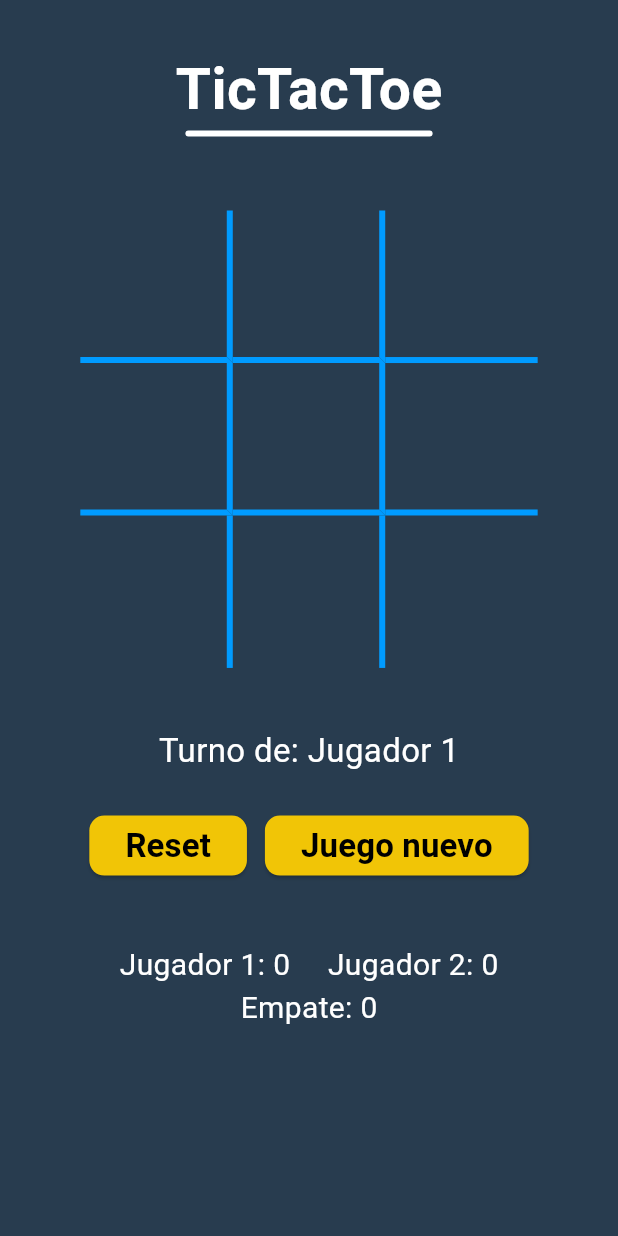
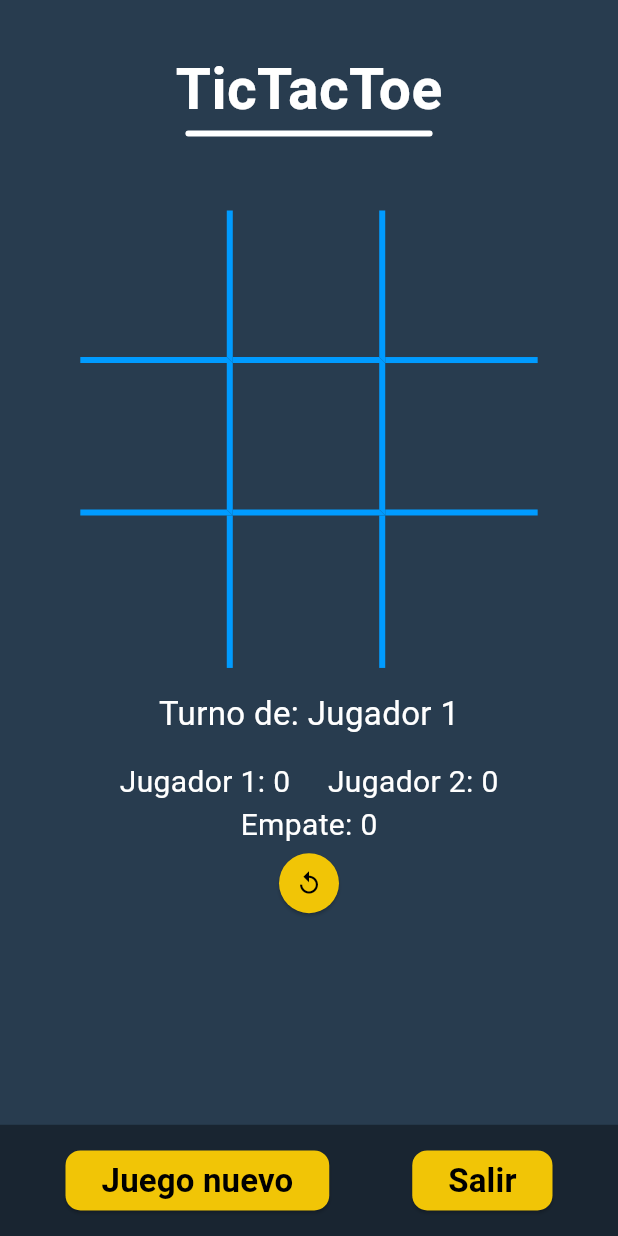
Before and after one commit to mbolanoss/dadm, a Flutter app: the screen it shows after launch, on a phone screen of 412 x 824 dp. Run offline on Flutter 3.47's test engine with Material 2 defaults, Android fonts, the light colour scheme and no system bars; our stand-ins replace google_fonts; Roboto replaces fonts that are missing (Signika).

Commit message:
Updated UI with bottom app bar and reset button

```diff
--- a/reto_4/lib/screens/home_screen.dart
+++ b/reto_4/lib/screens/home_screen.dart
@@ -2,6 +2,7 @@ import 'package:flutter/material.dart';
 import 'package:provider/provider.dart';
 import 'package:reto_3/services/tic_tac_toe.dart';
 
+import '../widgets/bottom_app_buttons.dart';
 import '../widgets/game_buttons.dart';
 import '../widgets/number_box.dart';
 import '../widgets/status_text.dart';
@@ -51,24 +52,21 @@ class HomeScreen extends StatelessWidget {
                     return NumberBox(position: i);
                   }),
 
-              SizedBox(height: screenSize.height * 0.04),
+              SizedBox(height: screenSize.height * 0.01),
 
               // Status text
               const StatusText(),
 
-              SizedBox(
-                height: screenSize.height * 0.02,
-              ),
+              // // Buttons
+              // const GameButtons(),
 
-              // Buttons
-              const GameButtons(),
-
-              SizedBox(height: screenSize.height * 0.05),
+              SizedBox(height: screenSize.height * 0.01),
               const Score(),
             ],
           ),
         )),
       ),
+      bottomNavigationBar: const BottomAppButtons(),
     );
   }
 }
@@ -82,7 +80,10 @@ class Score extends StatelessWidget {
   Widget build(BuildContext context) {
     final ticTacToe = context.watch<TicTacToe>();
 
-    return Wrap(
+    return Column(
+      children: [
+        // Score text
+        Wrap(
           alignment: WrapAlignment.center,
           spacing: 25,
           children: [
@@ -107,6 +108,24 @@ class Score extends StatelessWidget {
                 fontSize: 20,
               ),
             ),
+          ],
+        ),
+
+        // Reset score button
+        ElevatedButton(
+          onPressed: () {
+            ticTacToe.resetHistory();
+            // ticTacToe.resetGame();
+          },
+          style: ElevatedButton.styleFrom(
+            shape: const CircleBorder(),
+            backgroundColor: const Color.fromARGB(255, 241, 197, 6),
+          ),
+          child: const Icon(
+            Icons.replay,
+            color: Colors.black,
+          ),
+        )
       ],
     );
   }
--- /dev/null
+++ b/reto_4/lib/widgets/bottom_app_buttons.dart
@@ -0,0 +1,19 @@
+import 'package:flutter/material.dart';
+import 'package:reto_3/widgets/game_buttons.dart';
+
+class BottomAppButtons extends StatelessWidget {
+  const BottomAppButtons({
+    super.key,
+  });
+
+  @override
+  Widget build(BuildContext context) {
+    final screenSize = MediaQuery.of(context).size;
+
+    return BottomAppBar(
+      height: screenSize.height * 0.09,
+      color: Colors.black38,
+      child: const GameButtons(),
+    );
+  }
+}
--- a/reto_4/lib/widgets/game_buttons.dart
+++ b/reto_4/lib/widgets/game_buttons.dart
@@ -1,4 +1,5 @@
 import 'package:flutter/material.dart';
+import 'package:flutter/services.dart';
 import 'package:provider/provider.dart';
 
 import '../services/tic_tac_toe.dart';
@@ -10,36 +11,26 @@ class GameButtons extends StatelessWidget {
 
   @override
   Widget build(BuildContext context) {
+    return const Row(
+      mainAxisAlignment: MainAxisAlignment.spaceAround,
+      children: [
+        NewGameButton(),
+        CloseButton(),
+      ],
+    );
+  }
+}
+
+class NewGameButton extends StatelessWidget {
+  const NewGameButton({
+    super.key,
+  });
+
+  @override
+  Widget build(BuildContext context) {
     final ticTacToe = context.watch<TicTacToe>();
 
-    return Row(
-      mainAxisAlignment: MainAxisAlignment.spaceAround,
-      children: [
-        // Reset
-        ElevatedButton(
-          onPressed: () {
-            ticTacToe.resetHistory();
-            ticTacToe.resetGame();
-          },
-          style: ElevatedButton.styleFrom(
-            backgroundColor: const Color.fromARGB(255, 241, 197, 6),
-            shape: const RoundedRectangleBorder(
-              borderRadius: BorderRadius.all(
-                Radius.circular(10),
-              ),
-            ),
-          ),
-          child: const Text(
-            'Reset',
-            style: TextStyle(
-              color: Colors.black,
-              fontSize: 22,
-              fontWeight: FontWeight.bold,
-            ),
-          ),
-        ),
-        // New game
-        ElevatedButton(
+    return ElevatedButton(
       onPressed: () {
         ticTacToe.saveHistory();
         ticTacToe.resetGame();
@@ -60,8 +51,37 @@ class GameButtons extends StatelessWidget {
           fontWeight: FontWeight.bold,
         ),
       ),
-        ),
-      ],
     );
   }
 }
+
+class CloseButton extends StatelessWidget {
+  const CloseButton({
+    super.key,
+  });
+
+  @override
+  Widget build(BuildContext context) {
+    return ElevatedButton(
+      onPressed: () {
+        SystemNavigator.pop();
+      },
+      style: ElevatedButton.styleFrom(
+        backgroundColor: const Color.fromARGB(255, 241, 197, 6),
+        shape: const RoundedRectangleBorder(
+          borderRadius: BorderRadius.all(
+            Radius.circular(10),
+          ),
+        ),
+      ),
+      child: const Text(
+        'Salir',
+        style: TextStyle(
+          color: Colors.black,
+          fontSize: 22,
+          fontWeight: FontWeight.bold,
+        ),
+      ),
+    );
+  }
+}
```
Lines whose indentation alone changed are shown as unchanged.
